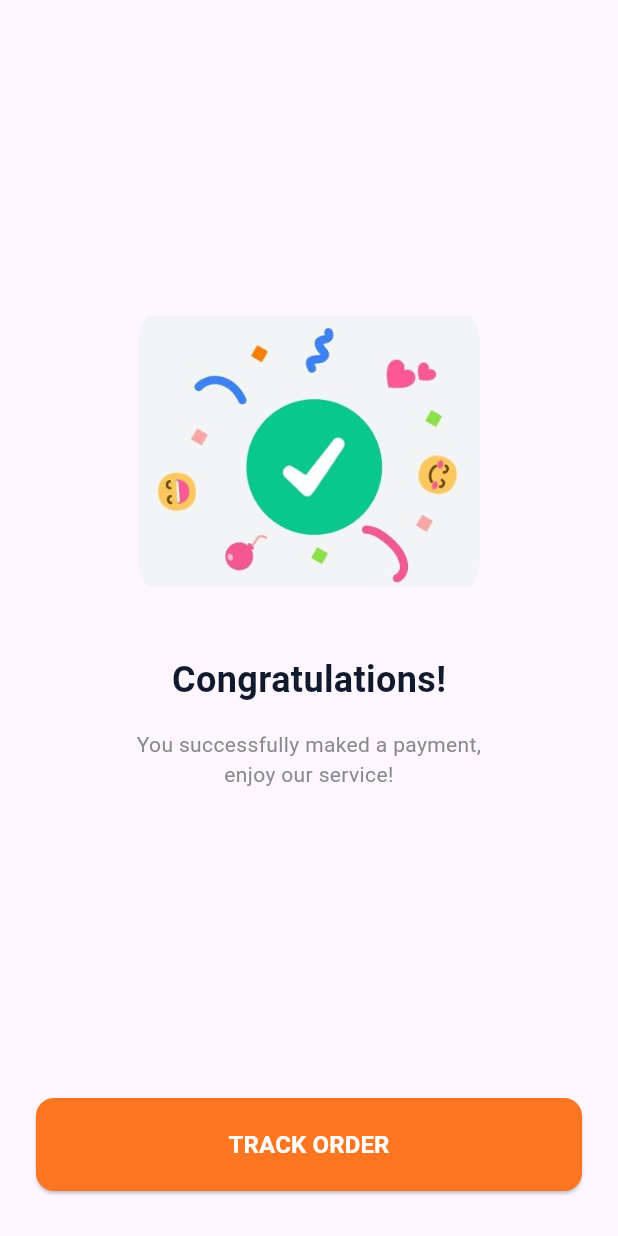
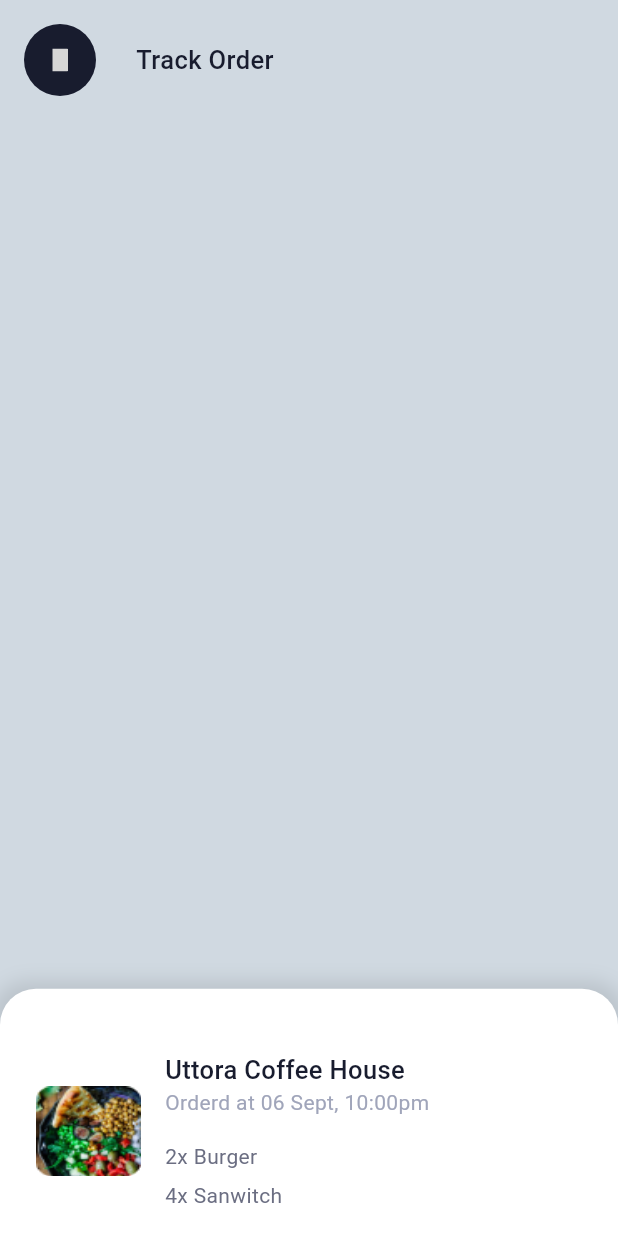
Before and after one commit to Marco-Mina-Moris/Food, a Flutter app: the CongratulationView screen opened directly, after a tap on "TRACK ORDER", on a phone screen of 412 x 824 dp. Run offline on Flutter 3.47's test engine with Material 3 defaults, Android fonts, the phone set to English and light mode, and no system bars; our stand-ins replace flutter_svg, shared_preferences, timeline_tile, toastification; accounts and stored records are empty; network calls fail; Roboto replaces fonts that are missing (Sen); grey boxes are pictures that could not be loaded.

Commit message:
create Tracking order and delivery man call views

```diff
--- a/lib/core/common/widget/custom_app_bar_widget.dart
+++ b/lib/core/common/widget/custom_app_bar_widget.dart
@@ -12,12 +12,13 @@ class CustomAppBarWidget extends StatelessWidget {
     this.ontap,
     this.backColor,
     this.leadingImage,
-    this.textstyle, // Optional trailing widget
+    this.textstyle, this.ontapBack, // Optional trailing widget
   });
 
   final String title;
   final Widget? trailing; // Can be null, an SVG, or a Text button
   final void Function()? ontap;
+  final void Function()? ontapBack;
   final Color? backColor;
   final String? leadingImage;
   final TextStyle? textstyle;
@@ -25,7 +26,9 @@ class CustomAppBarWidget extends StatelessWidget {
   Widget build(BuildContext context) {
     return Row(
       children: [
-        CircleAvatar(
+        GestureDetector(
+          onTap: ontapBack,
+          child: CircleAvatar(
             backgroundColor:
                 backColor ?? AppColors.lightGrayishBlue, // Assuming #A0A5BA
             radius: 24,
@@ -34,6 +37,7 @@ class CustomAppBarWidget extends StatelessWidget {
               fit: BoxFit.cover,
               width: 10,
               height: 15,
+            ),
           ),
         ),
         const Spacer(flex: 1),
--- a/lib/core/utils/app_assets.dart
+++ b/lib/core/utils/app_assets.dart
@@ -29,6 +29,10 @@ class Assets {
   /// Assets for assetsImagesBreakdown
   /// assets/images/breakdown.svg
   static const String assetsImagesBreakdown = "assets/images/breakdown.svg";
+
+  /// Assets for assetsImagesCall Icon
+  /// assets/images/Call Icon.svg
+  static const String assetsImagesCall   = "assets/images/Call Icon.svg";
 
   /// Assets for assetsImagesCard
   /// assets/images/card.svg
@@ -78,6 +82,10 @@ class Assets {
   /// assets/images/Home.svg
   static const String assetsImagesHome = "assets/images/Home.svg";
 
+  /// Assets for assetsImagesLoading
+  /// assets/images/loading.svg
+  static const String assetsImagesLoading = "assets/images/loading.svg";
+
   /// Assets for assetsImagesLogo
   /// assets/images/logo.png
   static const String assetsImagesLogo = "assets/images/logo.png";
@@ -89,6 +97,10 @@ class Assets {
   /// Assets for assetsImagesMastercard
   /// assets/images/mastercard.svg
   static const String assetsImagesMastercard = "assets/images/mastercard.svg";
+
+  /// Assets for assetsImagesMessage
+  /// assets/images/message.svg
+  static const String assetsImagesMessage = "assets/images/message.svg";
 
   /// Assets for assetsImagesMore
   /// assets/images/More.svg
@@ -134,6 +146,10 @@ class Assets {
   /// assets/images/phone.svg
   static const String assetsImagesPhone = "assets/images/phone.svg";
 
+  /// Assets for assetsImagesPhoneCall
+  /// assets/images/phone-call.svg
+  static const String assetsImagesPhoneCall = "assets/images/phone-call.svg";
+
   /// Assets for assetsImagesPolygon
   /// assets/images/Polygon.svg
   static const String assetsImagesPolygon = "assets/images/Polygon.svg";
@@ -141,6 +157,10 @@ class Assets {
   /// Assets for assetsImagesRectangle
   /// assets/images/Rectangle.png
   static const String assetsImagesRectangle = "assets/images/Rectangle.png";
+
+  /// Assets for assetsImagesRestuarant Image
+  /// assets/images/Restuarant Image.png
+  static const String assetsImagesRestuarant   = "assets/images/Restuarant Image.png";
 
   /// Assets for assetsImagesRightarrow
   /// assets/images/rightarrow.svg
--- a/lib/features/payment/presentation/views/add_new_card_view.dart
+++ b/lib/features/payment/presentation/views/add_new_card_view.dart
@@ -23,6 +23,9 @@ class AddNewCardView extends StatelessWidget {
               title: AppStrings.addCard,
               leadingImage: Assets.assetsImagesClose,
               trailing: SizedBox(),
+              ontapBack: () {
+                Navigator.pop(context);
+              },
             ),
             SizedBox(height: 24),
             Container(
--- a/lib/features/payment/presentation/views/congratulation_view.dart
+++ b/lib/features/payment/presentation/views/congratulation_view.dart
@@ -3,6 +3,7 @@ import 'package:food/core/common/widget/Custom_button.dart';
 import 'package:food/core/utils/app_assets.dart';
 import 'package:food/core/utils/app_strings.dart';
 import 'package:food/core/utils/app_text_style.dart';
+import 'package:food/features/tracking_order/presentation/views/tracking_order_view.dart';
 
 class CongratulationView extends StatelessWidget {
   const CongratulationView({super.key});
@@ -48,7 +49,19 @@ class CongratulationView extends StatelessWidget {
               ),
             ),
             Spacer(),
-            CustomButton(text: AppStrings.trackOrder2, ontap: () {}),
+            CustomButton(
+              text: AppStrings.trackOrder2,
+              ontap: () {
+                Navigator.push(
+                  context,
+                  MaterialPageRoute(
+                    builder: (_) {
+                      return TrackingOrderView();
+                    },
+                  ),
+                );
+              },
+            ),
             SizedBox(height: 30),
           ],
         ),
--- /dev/null
+++ b/lib/features/tracking_order/presentation/views/tracking_order_view.dart
@@ -0,0 +1,74 @@
+import 'package:flutter/material.dart';
+import 'package:food/core/common/widget/custom_app_bar_widget.dart';
+import 'package:food/core/utils/app_assets.dart';
+import 'package:food/core/utils/app_colors.dart';
+import 'package:food/core/utils/app_strings.dart';
+import 'package:food/features/tracking_order/presentation/views/widgets/courier_onfo_card.dart';
+import 'package:food/features/tracking_order/presentation/views/widgets/order_history_item_widget.dart';
+import 'package:food/features/tracking_order/presentation/views/widgets/order_progress_tracker_widget.dart';
+
+class TrackingOrderView extends StatelessWidget {
+  const TrackingOrderView({super.key});
+
+  @override
+  Widget build(BuildContext context) {
+    return Scaffold(
+      body: Stack(
+        children: [
+          Container(
+            color: Color(0xFFD0D9E1),
+            child: SafeArea(
+              child: Column(
+                children: [
+                  // Back Button and Title
+                  Padding(
+                    padding: const EdgeInsets.all(16.0),
+                    child: CustomAppBarWidget(
+                      title: AppStrings.trackOrder,
+                      trailing: SizedBox(),
+                      backColor: AppColors.veryDarkBlue,
+                      leadingImage: Assets.assetsImagesBackwhite,
+                    ),
+                  ),
+                ],
+              ),
+            ),
+          ),
+          DraggableScrollableSheet(
+            initialChildSize: 0.2,
+            minChildSize: 0.1,
+            maxChildSize: 0.8,
+            builder: (BuildContext context, ScrollController scrollController) {
+              return Container(
+                decoration: BoxDecoration(
+                  color: Colors.white,
+                  borderRadius: BorderRadius.vertical(top: Radius.circular(24)),
+                  boxShadow: [
+                    BoxShadow(
+                      color: Colors.black.withOpacity(0.1),
+                      blurRadius: 10,
+                      spreadRadius: 5,
+                    ),
+                  ],
+                ),
+                child: SingleChildScrollView(
+                  controller: scrollController,
+                  child: Column(
+                    children: [
+                      SizedBox(height: 42),
+                      OrderHistoryItemWidget(),
+                      SizedBox(height: 36),
+                      OrderProgressTrackerWidget(),
+                      SizedBox(height: 30),
+                      CourierInfoCard(),
+                    ],
+                  ),
+                ),
+              );
+            },
+          ),
+        ],
+      ),
+    );
+  }
+}
--- /dev/null
+++ b/lib/features/tracking_order/presentation/views/widgets/courier_onfo_card.dart
@@ -0,0 +1,95 @@
+import 'package:flutter/material.dart';
+import 'package:flutter_svg/svg.dart';
+import 'package:food/core/utils/app_assets.dart';
+import 'package:food/core/utils/app_colors.dart';
+import 'package:food/core/utils/app_text_style.dart';
+import 'package:food/features/tracking_order/presentation/views/delivery_man_call_view.dart';
+
+class CourierInfoCard extends StatelessWidget {
+  const CourierInfoCard({super.key});
+
+  @override
+  Widget build(BuildContext context) {
+    return Container(
+      height: 116,
+      width: double.infinity,
+      padding: EdgeInsets.all(16),
+      decoration: BoxDecoration(
+        color: Colors.white,
+        borderRadius: BorderRadius.vertical(top: Radius.circular(24)),
+        boxShadow: [
+          BoxShadow(
+            color: Colors.black.withOpacity(0.05),
+            blurRadius: 8,
+            spreadRadius: 2,
+            offset: Offset(0, -2), // shadow above the container
+          ),
+        ],
+      ),
+      child: ListTile(
+        leading: CircleAvatar(
+          radius: 28,
+          backgroundImage: AssetImage(Assets.assetsImagesRestuarant),
+        ),
+        title: Text(
+          "Robert F.",
+          style: AppTextStyle.sen700Style20.copyWith(
+            color: AppColors.veryDarkBlue,
+          ),
+        ),
+        subtitle: Text(
+          "Courier",
+          style: AppTextStyle.sen400Style14.copyWith(
+            color: AppColors.lightSteelBlue,
+          ),
+        ),
+        trailing: Row(
+          mainAxisSize: MainAxisSize.min,
+          children: [
+            GestureDetector(
+              onTap: () {
+                Navigator.push(
+                  context,
+                  MaterialPageRoute(
+                    builder: (_) {
+                      return DeliveryManCallView();
+                    },
+                  ),
+                );
+              },
+              child: Container(
+                height: 48,
+                width: 48,
+                decoration: BoxDecoration(
+                  color: AppColors.orange,
+                  shape: BoxShape.circle,
+                ),
+                child: Center(
+                  child: SvgPicture.asset(Assets.assetsImagesPhoneCall),
+                ),
+              ),
+            ),
+            SizedBox(width: 12),
+            GestureDetector(
+              onTap: (){
+
+              },
+              child: Container(
+                height: 48,
+                width: 48,
+                decoration: BoxDecoration(
+                  border: Border.all(color: AppColors.orange),
+                  color: Colors.white,
+                  shape: BoxShape.circle,
+                ),
+                child: Center(
+                  child: SvgPicture.asset(Assets.assetsImagesMessage),
+                ),
+              ),
+            ),
+          ],
+        ),
+      ),
+    );
+  }
+}
--- /dev/null
+++ b/lib/features/tracking_order/presentation/views/widgets/order_history_item_widget.dart
@@ -0,0 +1,73 @@
+
+import 'package:flutter/material.dart';
+import 'package:food/core/utils/app_assets.dart';
+import 'package:food/core/utils/app_colors.dart';
+import 'package:food/core/utils/app_text_style.dart';
+
+class OrderHistoryItemWidget extends StatelessWidget {
+  const OrderHistoryItemWidget({super.key});
+
+  @override
+  Widget build(BuildContext context) {
+    return Padding(
+      padding: const EdgeInsets.symmetric(horizontal: 24.0),
+      child: Container(
+        //height: 200,
+        width: double.infinity,
+        child: Row(
+          children: [
+            Column(
+              children: [
+                Container(
+                  height: 60,
+                  width: 70,
+                  decoration: BoxDecoration(
+                    image: DecorationImage(
+                      image: AssetImage(Assets.assetsImagesRestuarant),
+                      fit: BoxFit.fill,
+                    ),
+                  ),
+                ),
+                //SizedBox(height: 35),
+              ],
+            ),
+            SizedBox(width: 16),
+            Expanded(
+              child: Column(
+                crossAxisAlignment: CrossAxisAlignment.start,
+                children: [
+                  Text(
+                    'Uttora Coffee House',
+                    style: AppTextStyle.sen400Style17.copyWith(
+                      color: AppColors.veryDarkBlue,
+                    ),
+                  ),
+                  Text(
+                    'Orderd at 06 Sept, 10:00pm',
+                    style: AppTextStyle.sen400Style14.copyWith(
+                      color: AppColors.lightSteelBlue,
+                    ),
+                  ),
+                  SizedBox(height: 16),
+                  Text(
+                    '2x Burger',
+                    style: AppTextStyle.sen400Style14.copyWith(
+                      color: AppColors.darkGray,
+                    ),
+                  ),
+                  SizedBox(height: 6),
+                  Text(
+                    '4x Sanwitch',
+                    style: AppTextStyle.sen400Style14.copyWith(
+                      color: AppColors.darkGray,
+                    ),
+                  ),
+                ],
+              ),
+            ),
+          ],
+        ),
+      ),
+    );
+  }
+}
--- /dev/null
+++ b/lib/features/tracking_order/presentation/views/widgets/order_progress_tracker_widget.dart
@@ -0,0 +1,162 @@
+
+import 'package:flutter/material.dart';
+import 'package:flutter_svg/svg.dart';
+import 'package:food/core/utils/app_assets.dart';
+import 'package:food/core/utils/app_colors.dart';
+import 'package:food/core/utils/app_text_style.dart';
+import 'package:timeline_tile/timeline_tile.dart';
+
+class OrderProgressTrackerWidget extends StatelessWidget {
+  const OrderProgressTrackerWidget({
+    super.key,
+  });
+
+  @override
+  Widget build(BuildContext context) {
+    return Padding(
+
+      padding: const EdgeInsets.symmetric(horizontal: 24.0),
+      child: Container(
+        child: Column(
+          children: [
+            Text(
+              '20 min',
+              style: AppTextStyle.sen700Style20.copyWith(
+                fontSize: 35,
+                fontWeight: FontWeight.w800,
+                color: AppColors.veryDarkBlue,
+              ),
+            ),
+            SizedBox(height: 5),
+            Text(
+              'ESTIMATED DELIVERY TIME',
+              style: AppTextStyle.sen400Style14.copyWith(
+                color: AppColors.lightSteelBlue,
+              ),
+            ),
+            SizedBox(height: 36),
+            TimelineTile(
+              isFirst: true,
+              indicatorStyle: IndicatorStyle(
+                width: 20,
+                color: AppColors.orange,
+                iconStyle: IconStyle(
+                  iconData: Icons.check,
+                  color: Colors.white,
+                ),
+              ),
+              afterLineStyle: LineStyle(color: Colors.orange),
+              endChild: Padding(
+                padding: const EdgeInsets.all(8.0),
+                child: Container(
+                  height: 40,
+                  child: Align(
+                    alignment: Alignment.centerLeft,
+                    child: Text(
+                      "Your order has been received",
+                      style: AppTextStyle.sen400Style14
+                          .copyWith(color: AppColors.orange),
+                    ),
+                  ),
+                ),
+              ),
+            ),
+            TimelineTile(
+              indicatorStyle: IndicatorStyle(
+                width: 20,
+
+                indicator: Container(
+                  width: 35,
+                  height: 30,
+                  decoration: BoxDecoration(
+                    shape: BoxShape.circle,
+                    color: AppColors.orange,
+                  ),
+                  child: Center(
+                    child: SvgPicture.asset(
+                      Assets.assetsImagesLoading,
+                      fit: BoxFit.contain,
+                      //color: Colors.white, // optional
+                      width: 20,
+                      height: 20,
+                    ),
+                  ),
+                ),
+              ),
+
+              endChild: Padding(
+                padding: const EdgeInsets.all(8.0),
+                child: Container(
+                  height: 40,
+                  child: Align(
+                    alignment: Alignment.centerLeft,
+                    child: Text(
+                      "The restaurant is preparing your food",
+                      style: AppTextStyle.sen400Style14
+                          .copyWith(
+                            color: AppColors.lightSteelBlue,
+                          ),
+                    ),
+                  ),
+                ),
+              ),
+            ),
+            TimelineTile(
+              indicatorStyle: IndicatorStyle(
+                width: 20,
+                color: Color(0xffBFBCBA),
+                iconStyle: IconStyle(
+                  iconData: Icons.check,
+                  color: Colors.white,
+                ),
+              ),
+              endChild: Padding(
+                padding: const EdgeInsets.all(8.0),
+                child: Container(
+                  height: 40,
+                  child: Align(
+                    alignment: Alignment.centerLeft,
+                    child: Text(
+                      "Your order has been picked up for delivery",
+                      style: AppTextStyle.sen400Style14
+                          .copyWith(
+                            color: AppColors.lightSteelBlue,
+                          ),
+                    ),
+                  ),
+                ),
+              ),
+            ),
+            TimelineTile(
+              isLast: true,
+              indicatorStyle: IndicatorStyle(
+                width: 20,
+                color: Color(0xffBFBCBA),
+                iconStyle: IconStyle(
+                  iconData: Icons.check,
+                  color: Colors.white,
+                ),
+              ),
+              endChild: Padding(
+                padding: const EdgeInsets.all(8.0),
+                child: Container(
+                  height: 40,
+                  child: Align(
+                    alignment: Alignment.centerLeft,
+                    child: Text(
+                      "Order arriving soon!",
+                      style: AppTextStyle.sen400Style14
+                          .copyWith(
+                            color: AppColors.lightSteelBlue,
+                          ),
+                    ),
+                  ),
+                ),
+              ),
+            ),
+          ],
+        ),
+      ),
+    );
+  }
+}
--- a/pubspec.yaml
+++ b/pubspec.yaml
@@ -21,6 +21,7 @@ dependencies:
   flutter_svg: ^2.2.0
   input_quantity: ^2.5.1
   item_count_number_button: ^1.9.2
+  timeline_tile: ^2.0.0
 
 dev_dependencies:
   flutter_test:
```
Also changed, not shown: lib/features/payment/presentation/views/payment_view.dart (+7 -1 lines), lib/features/tracking_order/presentation/views/delivery_man_call_view.dart (added, +134 -0 lines), lib/features/tracking_order/presentation/views/delivery_man_message_view.dart (added, +10 -0 lines), assets/images/Call Icon.svg (added), assets/images/Restuarant Image.png (added), assets/images/loading.svg (added), assets/images/message.svg (added), assets/images/phone-call.svg (added), pubspec.lock. Lines whose indentation alone changed are shown as unchanged.
